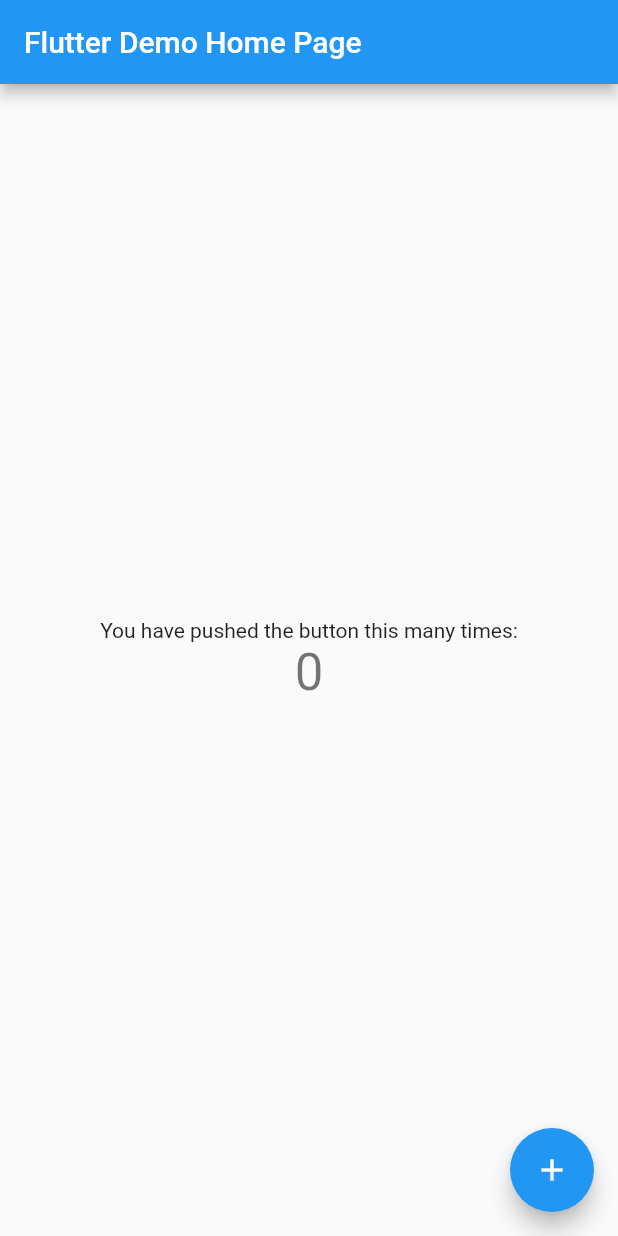
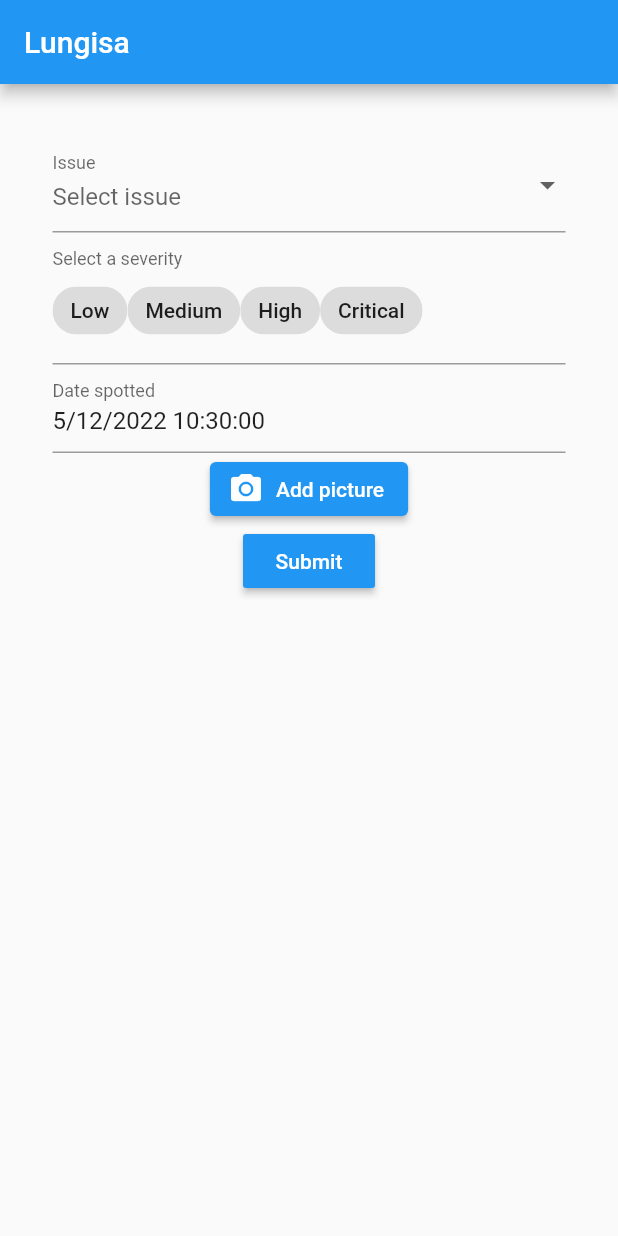
Before and after one commit to TejjD/lungisa-flutter, a Flutter app: the screen it shows after launch, on a phone screen of 412 x 824 dp. Run offline on Flutter 3.47's test engine with Material 2 defaults, Android fonts, the phone set to English and light mode, and no system bars; drawn by our look-alikes of flutter_form_builder; our stand-ins replace camera, form_builder_validators.

Commit message:
* renamed files * added in camera functionality (testing) * updated styling on home page * added platform specific camera configs

```diff
--- a/lib/main.dart
+++ b/lib/main.dart
@@ -1,4 +1,6 @@
 import 'package:flutter/material.dart';
+
+import 'pages/home.dart';
 
 void main() {
   runApp(const MyApp());
@@ -11,7 +13,7 @@ class MyApp extends StatelessWidget {
   @override
   Widget build(BuildContext context) {
     return MaterialApp(
-      title: 'Flutter Demo',
+      title: 'Lungisa',
       theme: ThemeData(
         // This is the theme of your application.
         //
@@ -24,92 +26,7 @@ class MyApp extends StatelessWidget {
         // is not restarted.
         primarySwatch: Colors.blue,
       ),
-      home: const MyHomePage(title: 'Flutter Demo Home Page'),
+      home: const Home(title: 'Lungisa'),
     );
   }
 }
-
-class MyHomePage extends StatefulWidget {
-  const MyHomePage({Key? key, required this.title}) : super(key: key);
-
-  // This widget is the home page of your application. It is stateful, meaning
-  // that it has a State object (defined below) that contains fields that affect
-  // how it looks.
-
-  // This class is the configuration for the state. It holds the values (in this
-  // case the title) provided by the parent (in this case the App widget) and
-  // used by the build method of the State. Fields in a Widget subclass are
-  // always marked "final".
-
-  final String title;
-
-  @override
-  State<MyHomePage> createState() => _MyHomePageState();
-}
-
-class _MyHomePageState extends State<MyHomePage> {
-  int _counter = 0;
-
-  void _incrementCounter() {
-    setState(() {
-      // This call to setState tells the Flutter framework that something has
-      // changed in this State, which causes it to rerun the build method below
-      // so that the display can reflect the updated values. If we changed
-      // _counter without calling setState(), then the build method would not be
-      // called again, and so nothing would appear to happen.
-      _counter++;
-    });
-  }
-
-  @override
-  Widget build(BuildContext context) {
-    // This method is rerun every time setState is called, for instance as done
-    // by the _incrementCounter method above.
-    //
-    // The Flutter framework has been optimized to make rerunning build methods
-    // fast, so that you can just rebuild anything that needs updating rather
-    // than having to individually change instances of widgets.
-    return Scaffold(
-      appBar: AppBar(
-        // Here we take the value from the MyHomePage object that was created by
-        // the App.build method, and use it to set our appbar title.
-        title: Text(widget.title),
-      ),
-      body: Center(
-        // Center is a layout widget. It takes a single child and positions it
-        // in the middle of the parent.
-        child: Column(
-          // Column is also a layout widget. It takes a list of children and
-          // arranges them vertically. By default, it sizes itself to fit its
-          // children horizontally, and tries to be as tall as its parent.
-          //
-          // Invoke "debug painting" (press "p" in the console, choose the
-          // "Toggle Debug Paint" action from the Flutter Inspector in Android
-          // Studio, or the "Toggle Debug Paint" command in Visual Studio Code)
-          // to see the wireframe for each widget.
-          //
-          // Column has various properties to control how it sizes itself and
-          // how it positions its children. Here we use mainAxisAlignment to
-          // center the children vertically; the main axis here is the vertical
-          // axis because Columns are vertical (the cross axis would be
-          // horizontal).
-          mainAxisAlignment: MainAxisAlignment.center,
-          children: <Widget>[
-            const Text(
-              'You have pushed the button this many times:',
-            ),
-            Text(
-              '$_counter',
-              style: Theme.of(context).textTheme.headline4,
-            ),
-          ],
-        ),
-      ),
-      floatingActionButton: FloatingActionButton(
-        onPressed: _incrementCounter,
-        tooltip: 'Increment',
-        child: const Icon(Icons.add),
-      ), // This trailing comma makes auto-formatting nicer for build methods.
-    );
-  }
-}
--- /dev/null
+++ b/lib/pages/home.dart
@@ -0,0 +1,127 @@
+import 'package:flutter/material.dart';
+import 'package:flutter_form_builder/flutter_form_builder.dart';
+import 'package:form_builder_validators/form_builder_validators.dart';
+import 'package:lungisa/pages/camera.dart';
+
+class Home extends StatefulWidget {
+  const Home({Key? key, required this.title}) : super(key: key);
+
+  // This widget is the home page of your application. It is stateful, meaning
+  // that it has a State object (defined below) that contains fields that affect
+  // how it looks.
+
+  // This class is the configuration for the state. It holds the values (in this
+  // case the title) provided by the parent (in this case the App widget) and
+  // used by the build method of the State. Fields in a Widget subclass are
+  // always marked "final".
+
+  final String title;
+
+  @override
+  State<Home> createState() => _HomeState();
+}
+
+class _HomeState extends State<Home> {
+  var issueList = {
+    'Pothole',
+    'Sinkhole',
+    'Burst Pipe',
+    'Traffic robot',
+    'Other'
+  };
+
+  final _formKey = GlobalKey<FormBuilderState>();
+
+  @override
+  Widget build(BuildContext context) {
+    // This method is rerun every time setState is called, for instance as done
+    // by the _incrementCounter method above.
+    //
+    // The Flutter framework has been optimized to make rerunning build methods
+    // fast, so that you can just rebuild anything that needs updating rather
+    // than having to individually change instances of widgets.
+    return Scaffold(
+      appBar: AppBar(
+        // Here we take the value from the MyHomePage object that was created by
+        // the App.build method, and use it to set our appbar title.
+        title: Text(widget.title),
+      ),
+      body: Center(
+        child: FormBuilder(
+          key: _formKey,
+          child: Padding(
+            padding: const EdgeInsets.all(35.0),
+            child: Column(
+              mainAxisAlignment: MainAxisAlignment.start,
+              children: [
+                FormBuilderDropdown(
+                  name: 'issues',
+                  decoration: const InputDecoration(
+                    labelText: 'Issue',
+                  ),
+                  // initialValue: 'Male',
+                  allowClear: true,
+                  hint: const Text('Select issue'),
+                  validator: FormBuilderValidators.compose(
+                      [FormBuilderValidators.required()]),
+                  items: issueList
+                      .map((issue) => DropdownMenuItem(
+                            value: issue,
+                            child: Text(issue),
+                          ))
+                      .toList(),
+                ),
+                FormBuilderChoiceChip(
+                  name: 'choice_chip',
+                  decoration: const InputDecoration(
+                    labelText: 'Select a severity',
+                  ),
+                  options: const [
+                    FormBuilderFieldOption(value: 'low', child: Text('Low')),
+                    FormBuilderFieldOption(
+                        value: 'medium', child: Text('Medium')),
+                    FormBuilderFieldOption(value: 'high', child: Text('High')),
+                    FormBuilderFieldOption(
+                        value: 'critical', child: Text('Critical')),
+                  ],
+                ),
+                FormBuilderDateTimePicker(
+                  name: 'date',
+                  // onChanged: _onChanged,
+                  inputType: InputType.both,
+                  decoration: const InputDecoration(
+                    labelText: 'Date spotted',
+                  ),
+                  initialTime: const TimeOfDay(hour: 8, minute: 0),
+                  initialValue: DateTime.now(),
+                  // enabled: true,
+                ),
+                ElevatedButton.icon(
+                  onPressed: () {
+                    Navigator.push(context,
+                        MaterialPageRoute(builder: (context) => Camera()));
+                  },
+                  icon: const Icon(
+                    // <-- Icon
+                    Icons.camera_alt,
+                    size: 24.0,
+                  ),
+                  label: const Text('Add picture'), // <-- Text
+                ),
+                MaterialButton(
+                  color: Theme.of(context).colorScheme.secondary,
+                  padding: const EdgeInsets.all(10.0),
+                  child: const Text(
+                    "Submit",
+                    style: TextStyle(color: Colors.white),
+                  ),
+                  onPressed: () {},
+                ),
+              ],
+            ),
+          ),
+        ),
+      ),
+    );
+  }
+}
```
Also changed, not shown: lib/pages/camera.dart (added, +122 -0 lines), pubspec.yaml (+5 -3 lines), pubspec.lock, 2 other files.
